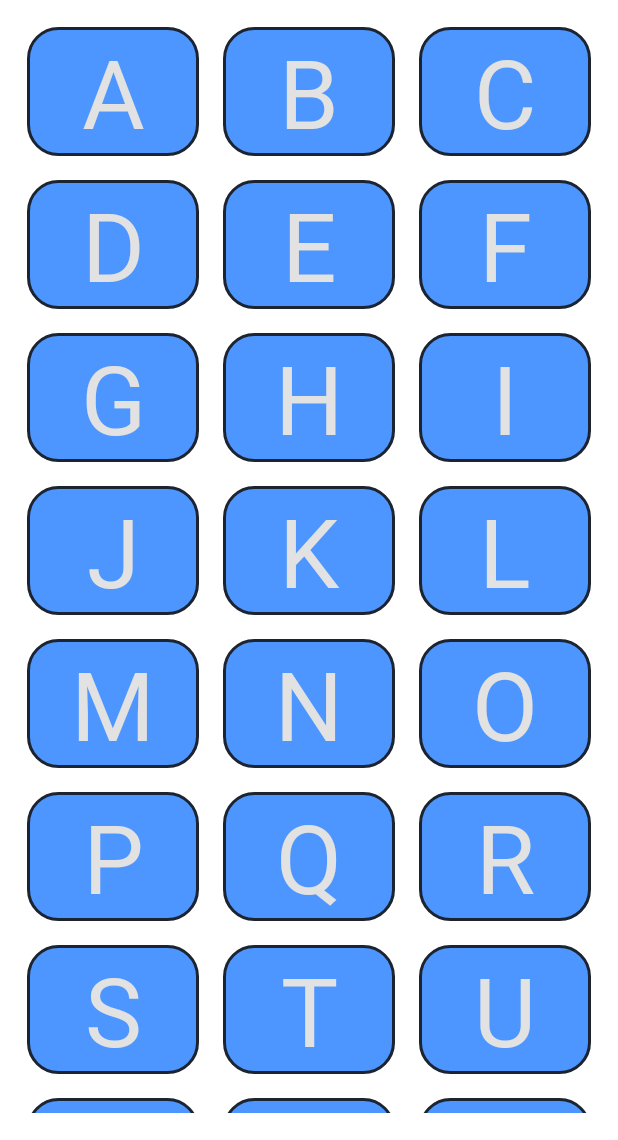
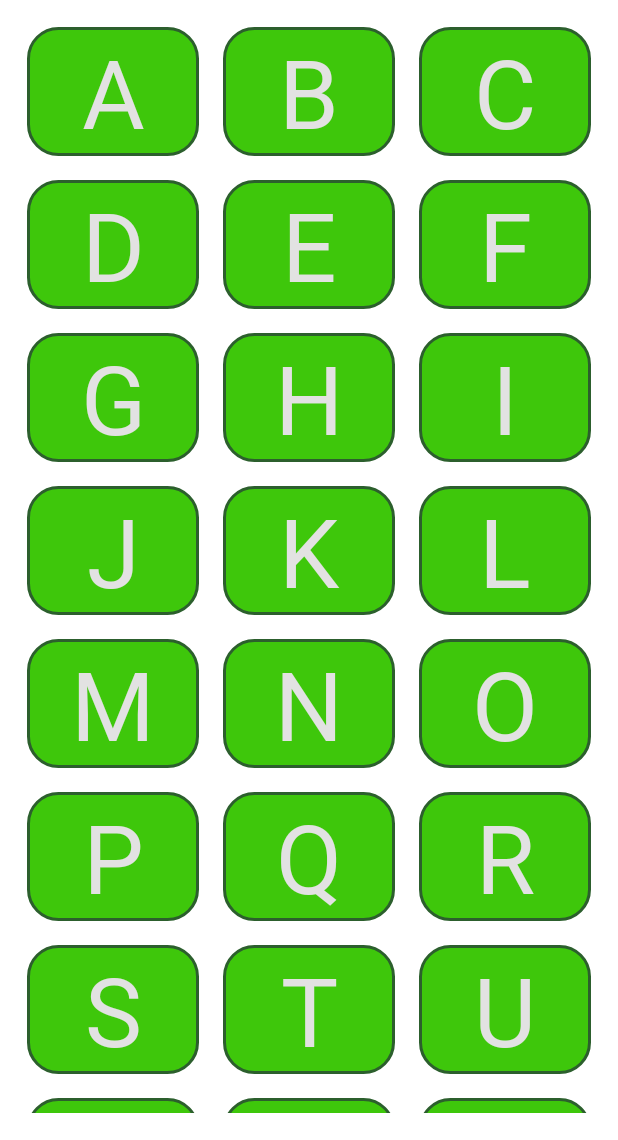
Before and after one commit to reabetsoempapa/AlphabetBook, an Android app: the screen it shows after launch (MainActivity), on a phone screen of 412 x 824 dp, the part 96-1236 px from its top. Run offline under Robolectric (Android 15) with nearby library versions, the phone set to English and light mode, and no system bars.

Commit message:
Change UI & Theme Colors

```diff
--- a/app/src/main/res/drawable/border.xml
+++ b/app/src/main/res/drawable/border.xml
@@ -3,10 +3,10 @@
     xmlns:android="http://schemas.android.com/apk/res/android"
     android:shape="rectangle" >
 
-    <solid android:color="@color/light_blue_color" />
+    <solid android:color="@color/green_color" />
 
     <stroke android:width="2dp"
-        android:color="@color/black_color" />
+        android:color="@color/dark_green_color" />
     <corners android:radius="20dp"/>
     <padding
         android:left="0dp"
--- a/app/src/main/res/values-night/themes.xml
+++ b/app/src/main/res/values-night/themes.xml
@@ -3,7 +3,7 @@
     <style name="Theme.AlphabetBook" parent="Theme.MaterialComponents.DayNight.NoActionBar">
         <!-- Primary brand color. -->
         <item name="colorPrimary">@color/light_blue_color</item>
-        <item name="colorPrimaryVariant">@color/pink_color</item>
+        <item name="colorPrimaryVariant">@color/light_blue_color</item>
         <item name="colorOnPrimary">@color/black</item>
         <!-- Secondary brand color. -->
         <item name="colorSecondary">@color/teal_200</item>
```
